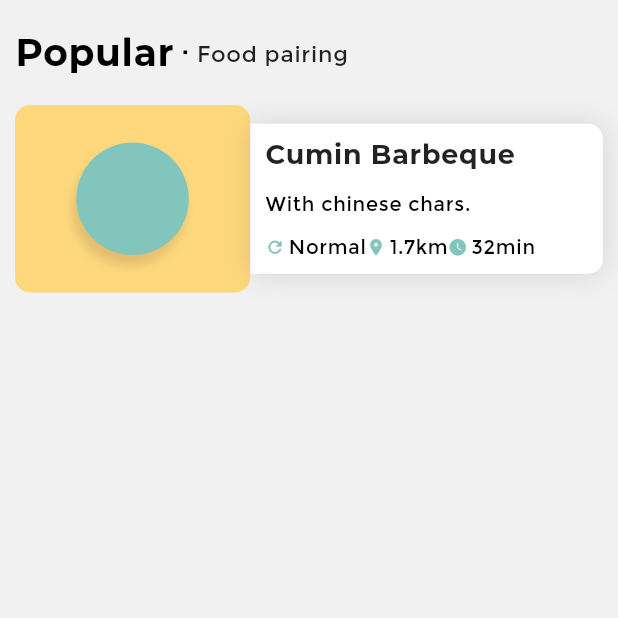
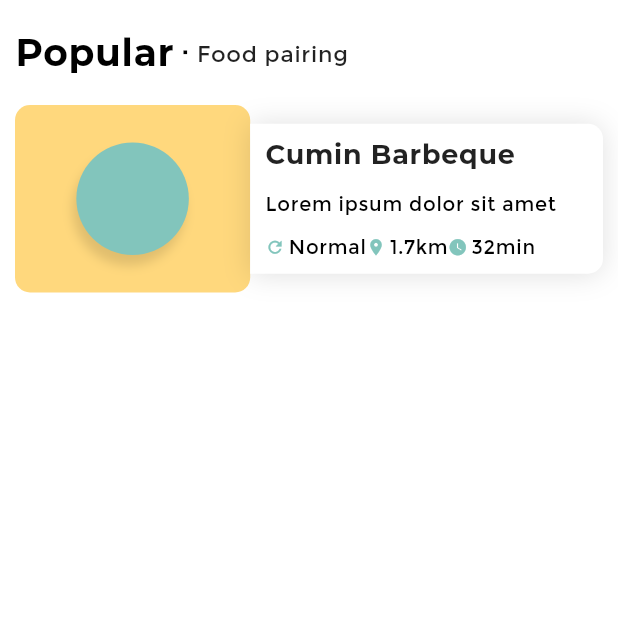
Before and after one commit to margaiwangara/flutter-layouting, a Flutter app: the screen it shows after launch, on a phone screen of 412 x 824 dp, the top half of it. Run offline on Flutter 3.47's test engine with Material 2 defaults, Android fonts, the phone set to English and light mode, and no system bars; our stand-ins replace carousel_slider, wakelock.

Commit message:
minor modifications to bgcolor

```diff
--- a/lib/food_app_body.dart
+++ b/lib/food_app_body.dart
@@ -98,7 +98,7 @@ class FoodAppBody extends StatelessWidget {
                               style: Theme.of(context).textTheme.title,
                             ),
                             Text(
-                              'With chinese chars.',
+                              'Lorem ipsum dolor sit amet',
                               textDirection: TextDirection.ltr,
                               style: Theme.of(context).textTheme.subtitle,
                               softWrap: true,
--- a/lib/main.dart
+++ b/lib/main.dart
@@ -54,7 +54,7 @@ class AppContainer extends StatelessWidget {
       title: 'Flutter Layouts',
       theme: appTheme,
       home: Scaffold(
-        backgroundColor: Color(0xFFF1F1F1),
+        backgroundColor: Colors.white,
         body: FoodAppBody(),
       ),
     );
```
